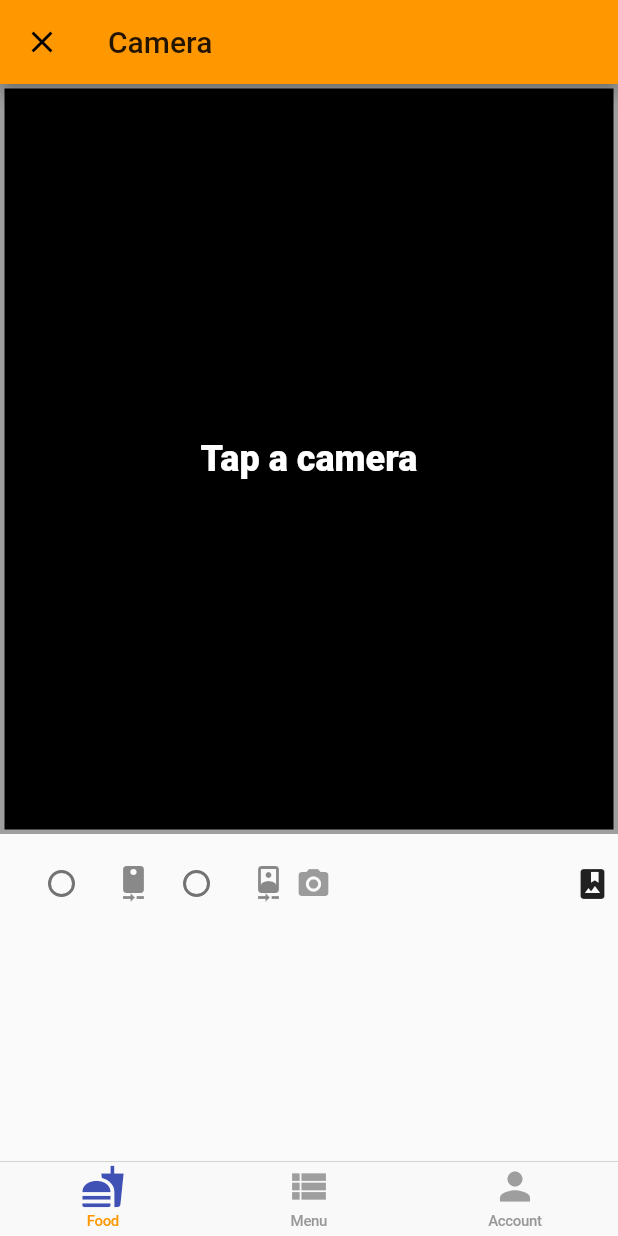
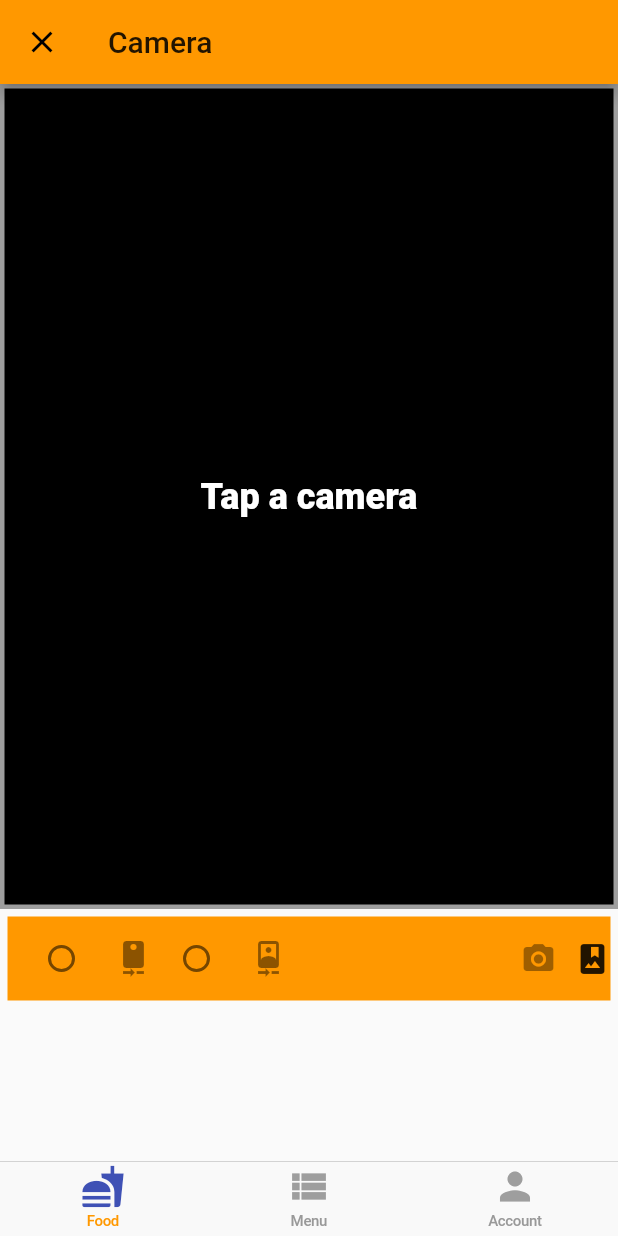
Before and after one commit to 1601/ecommerce-flutter-firebase, a Flutter app: the screen it shows after launch, after a tap on the "camera alt" icon, on a phone screen of 412 x 824 dp. Run offline on Flutter 3.47's test engine with Material 2 defaults, Android fonts, the phone set to English and light mode, and no system bars; our stand-ins replace camera, video_player; network calls fail.

Commit message:
ui fixes for camera page #2

```diff
--- a/lib/app/home/camera/camera_page.dart
+++ b/lib/app/home/camera/camera_page.dart
@@ -77,7 +77,7 @@ class _CameraPageState extends State<CameraPage> with WidgetsBindingObserver {
       body: Column(
         children: <Widget>[
           Container(
-            height: 500,
+            height: 550,
             child: Padding(
               padding: const EdgeInsets.all(1.0),
               child: Center(
@@ -98,22 +98,16 @@ class _CameraPageState extends State<CameraPage> with WidgetsBindingObserver {
           // _toggleAudioWidget(),
           Padding(
             padding: const EdgeInsets.all(5.0),
+            child: Container(
+                color: Colors.orange,
                 child: Row(
                   mainAxisAlignment: MainAxisAlignment.spaceBetween,
+                  mainAxisSize: MainAxisSize.min,
                   children: <Widget>[
                     _cameraTogglesRowWidget(),
-                IconButton(
-                  icon: const Icon(Icons.camera_alt),
-                  color: Colors.blue,
-                  onPressed: controller != null &&
-                          controller.value.isInitialized &&
-                          !controller.value.isRecordingVideo
-                      ? onTakePictureButtonPressed
-                      : null,
-                ),
                     _thumbnailWidget(),
                   ],
-            ),
+                )),
           ),
         ],
       ),
@@ -168,12 +162,27 @@ class _CameraPageState extends State<CameraPage> with WidgetsBindingObserver {
         child: Row(
           mainAxisSize: MainAxisSize.min,
           children: <Widget>[
+            IconButton(
+              icon: const Icon(Icons.camera_alt),
+              color: Colors.blue,
+              onPressed: controller != null &&
+                      controller.value.isInitialized &&
+                      !controller.value.isRecordingVideo
+                  ? onTakePictureButtonPressed
+                  : null,
+            ),
             videoController == null && imagePath == null
                 ? Container(child: Icon(Icons.photo_album))
                 : SizedBox(
                     child: (videoController == null)
-                        ? Image.file(
-                            File(imagePath)) //TODO: Show taken pictures
+                        ? GestureDetector(
+                            onTap: () {
+                              //TODO: Show taken pictures
+                              showInSnackBar("Image File: " + imagePath);
+                              // Navigator.pushNamed(context, '/imageGrid');
+                            },
+                            child: Image.file(File(imagePath)),
+                          )
                         : Container(
                             child: Center(
                               child: AspectRatio(
@@ -489,5 +498,3 @@ Future<Widget> cameraInit() async {
   }
   return (CameraApp());
 }
-
-//TODO:reference:https://stackoverflow.com/questions/54692052/display-all-images-in-a-directory-to-a-list-in-flutter
```
Also changed, not shown: 2 other files. Lines whose indentation alone changed are shown as unchanged.
